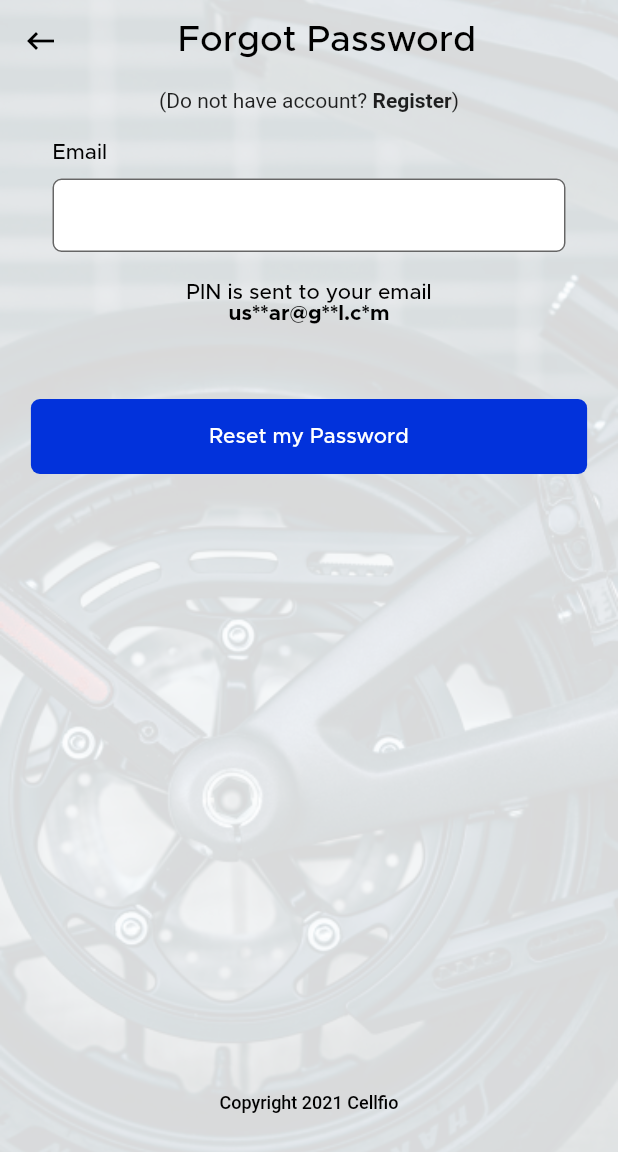
After one commit to jayaprakash8088/cellfio, a Flutter app: the ForgotPassword screen opened directly, on a phone screen of 412 x 824 dp. The commit adds this screen. Shown: the top 1152 px of the screen. Run offline on Flutter 3.47's test engine with Material 2 defaults, Android fonts, the phone set to English and light mode, and no system bars; our stand-ins replace fluttertoast, pin_code_fields.

Commit message:
forgot password ui implemented

```diff
--- a/lib/App/constants/string_constants.dart
+++ b/lib/App/constants/string_constants.dart
@@ -14,7 +14,7 @@ String password = 'Password (min 6 characters required)';
 String agree = 'By registering, you agree to Cellfio’s';
 String terms = 'Terms of Service';
 String privacyPolicy='Privacy Policy.';
-String and='and';
+String and=' and ';
 String or = 'Or';
 String checkMail='Please enter valid email address';
 String enterFirstName='Please enter FirstName and LastName';
@@ -33,3 +33,6 @@ String mail='Email';
 String pass='Password';
 String forgotPassword='Forgot your ';
 String passClick='Password?';
+String forgotPwd='Forgot Password';
+String pinSent='PIN is sent to your email';
+String resetPassword='Reset my Password';
--- a/lib/App/helpers/widgets.dart
+++ b/lib/App/helpers/widgets.dart
@@ -2,6 +2,7 @@ import 'package:cellfio/App/constants/string_constants.dart';
 import 'package:cellfio/App/utils/app_color.dart';
 import 'package:cellfio/App/utils/assets.dart';
 import 'package:cellfio/App/utils/font_size.dart';
+import 'package:cellfio/App/view/register_screen.dart';
 import 'package:flutter/cupertino.dart';
 import 'package:flutter/material.dart';
 
@@ -32,8 +33,13 @@ Widget lightBGImage(BuildContext context){
     ],
   );
 }
-Widget noAccountUI(){
-  return Padding(
+Widget noAccountUI(BuildContext context){
+  return GestureDetector(
+    onTap: (){
+      dynamic route=MaterialPageRoute(builder: (context)=>RegisterScreen());
+      Navigator.push(context, route);
+    },
+    child: Padding(
       padding:  EdgeInsets.only(top:FontSize.size20),
       child: Text.rich(
         TextSpan(
@@ -45,6 +51,7 @@ Widget noAccountUI(){
             ),
             const TextSpan(text: ')'),
           ],
+        ),
       ),
     ),
   );
--- /dev/null
+++ b/lib/App/view/forgot_password.dart
@@ -0,0 +1,149 @@
+import 'package:cellfio/App/constants/string_constants.dart';
+import 'package:cellfio/App/helpers/app_bar.dart';
+import 'package:cellfio/App/helpers/widgets.dart';
+import 'package:cellfio/App/utils/app_color.dart';
+import 'package:cellfio/App/utils/app_config.dart';
+import 'package:cellfio/App/utils/font_size.dart';
+import 'package:cellfio/App/viewModel/login_notifier.dart';
+import 'package:flutter/material.dart';
+import 'package:provider/provider.dart';
+
+class ForgotPassword extends StatefulWidget {
+  ForgotPassword() : super();
+
+  @override
+  _ForgotPasswordState createState() {
+    return _ForgotPasswordState();
+  }
+}
+
+class _ForgotPasswordState extends State<ForgotPassword> {
+  @override
+  void initState() {
+    super.initState();
+  }
+
+  @override
+  void dispose() {
+    super.dispose();
+  }
+
+  @override
+  Widget build(BuildContext context) {
+    LoginNotifier loginNotifier = Provider.of<LoginNotifier>(context);
+    return Stack(
+      children: [
+        lightBGImage(context),
+        Scaffold(
+          backgroundColor: transparent,
+          body: SingleChildScrollView(
+              scrollDirection: Axis.vertical,
+              physics: const ScrollPhysics(),
+              child: forgotPasswordUI(loginNotifier)),
+        )
+      ],
+    );
+  }
+
+  forgotPasswordUI(LoginNotifier loginNotifier) {
+    return Padding(
+      padding: EdgeInsets.all(FontSize.size15),
+      child: Column(
+        children: [
+          cellfioAppBar(forgotPwd, context, true),
+          noAccountUI(context),
+          Padding(
+            padding:
+            EdgeInsets.only(top: FontSize.size20),
+            child: buttons(loginNotifier),
+          ),
+          Text(pinSent, style: TextStyle(
+              color: black,
+              decoration: TextDecoration.none,
+              fontFamily: AppConfig.metropolis,
+              fontWeight: FontWeight.w500,
+              fontStyle: FontStyle.normal,
+              fontSize: FontSize.size14),),
+          Text('us**ar@g**l.c*m', style: TextStyle(
+              color: black,
+              decoration: TextDecoration.none,
+              fontFamily: AppConfig.metropolis,
+              fontWeight: FontWeight.w700,
+              fontStyle: FontStyle.normal,
+              fontSize: FontSize.size14),),
+          SizedBox(height: FontSize.size50,),
+          resetBtn(loginNotifier),
+          Padding(
+            padding:  EdgeInsets.only(top:MediaQuery.of(context).size.height*0.5),
+            child: copyRight(black, context, FontWeight.w500),
+          )
+        ],
+      ),
+    );
+  }
+
+  resetBtn(LoginNotifier loginNotifier) {
+    return GestureDetector(
+      onTap: () {},
+      child: Container(
+        width: MediaQuery.of(context).size.width * 0.9,
+        height: FontSize.size50,
+        decoration: BoxDecoration(
+            color: blue,
+            borderRadius: BorderRadius.all(Radius.circular(FontSize.size6))),
+        child: Center(
+          child: Text(
+            resetPassword,
+            style: TextStyle(
+                color: white,
+                decoration: TextDecoration.none,
+                fontFamily: AppConfig.metropolis,
+                fontWeight: FontWeight.w500,
+                fontStyle: FontStyle.normal,
+                fontSize: FontSize.size14),
+          ),
+        ),
+      ),
+    );
+  }
+
+  buttons(LoginNotifier loginNotifier) {
+    return Padding(
+      padding:  EdgeInsets.only(right:FontSize.size20,left: FontSize.size20),
+      child: Column(
+        crossAxisAlignment: CrossAxisAlignment.start,
+        children: [
+          Text(
+           mail,
+            style: TextStyle(
+                color: black,
+                decoration: TextDecoration.none,
+                fontFamily: AppConfig.metropolis,
+                fontWeight: FontWeight.w500,
+                fontStyle: FontStyle.normal,
+                fontSize: FontSize.size14),
+          ),
+          Padding(
+            padding:
+            EdgeInsets.only(top: FontSize.size10, bottom: FontSize.size20),
+            child: TextFormField(
+                controller:loginNotifier.forgotMail,
+                decoration: const InputDecoration(
+                  fillColor: white,
+                  border: OutlineInputBorder(
+                    borderSide: BorderSide(color:grey),
+                    borderRadius: BorderRadius.all(Radius.circular(6.0)),
+                  ),
+                  filled: true,
+                  counterText: '',
+                  contentPadding: EdgeInsets.only(
+                      top: 20.0, bottom: 10.0, left: 10.0, right: 10.0),
+                  // add padding to adjust text
+                  isDense: true,
+                )),
+          )
+        ],
+      ),
+    );
+  }
+}
--- a/lib/App/view/login_screen.dart
+++ b/lib/App/view/login_screen.dart
@@ -4,6 +4,7 @@ import 'package:cellfio/App/helpers/widgets.dart';
 import 'package:cellfio/App/utils/app_color.dart';
 import 'package:cellfio/App/utils/app_config.dart';
 import 'package:cellfio/App/utils/font_size.dart';
+import 'package:cellfio/App/view/forgot_password.dart';
 import 'package:cellfio/App/viewModel/login_notifier.dart';
 import 'package:flutter/material.dart';
 import 'package:provider/provider.dart';
@@ -51,10 +52,9 @@ class _LoginScreenState extends State<LoginScreen> {
       child: Column(
         children: [
           cellfioAppBar(login1, context, true),
-          noAccountUI(),
+          noAccountUI(context),
           Padding(
-            padding:
-                EdgeInsets.only(top: FontSize.size20),
+            padding: EdgeInsets.only(top: FontSize.size20),
             child: buttons(loginNotifier),
           ),
           loginBtn(loginNotifier),
@@ -74,9 +74,15 @@ class _LoginScreenState extends State<LoginScreen> {
         ),
         loginButtons(2),
         border(context),
-        textFields(1,loginNotifier),
-        textFields(2,loginNotifier),
-        Text.rich(
+        textFields(1, loginNotifier),
+        textFields(2, loginNotifier),
+        GestureDetector(
+          onTap: () {
+            dynamic route =
+                MaterialPageRoute(builder: (context) => ForgotPassword());
+            Navigator.push(context, route);
+          },
+          child: Text.rich(
             TextSpan(
               children: [
                 TextSpan(text: forgotPassword),
@@ -85,6 +91,7 @@ class _LoginScreenState extends State<LoginScreen> {
                   style: const TextStyle(fontWeight: FontWeight.bold),
                 ),
               ],
+            ),
           ),
         ),
       ],
@@ -115,15 +122,14 @@ class _LoginScreenState extends State<LoginScreen> {
       ),
     );
   }
+
   // email and password
   Widget textFields(num i, LoginNotifier loginNotifier) {
     return Column(
       crossAxisAlignment: CrossAxisAlignment.start,
       children: [
         Text(
-          i == 1
-              ? mail
-              : pass,
+          i == 1 ? mail : pass,
           style: TextStyle(
               color: black,
               decoration: TextDecoration.none,
@@ -136,7 +142,6 @@ class _LoginScreenState extends State<LoginScreen> {
           padding:
               EdgeInsets.only(top: FontSize.size10, bottom: FontSize.size20),
           child: TextFormField(
-              obscureText: i == 4 ? true : false,
               controller: i == 1
                   ? loginNotifier.loginMail
                   : loginNotifier.loginPassword,
@@ -159,10 +164,10 @@ class _LoginScreenState extends State<LoginScreen> {
 
   loginBtn(LoginNotifier loginNotifier) {
     return GestureDetector(
-        onTap: () {
-        },
+      onTap: () {},
       child: Padding(
-          padding: EdgeInsets.only(top: FontSize.size100, bottom: FontSize.size10),
+        padding:
+            EdgeInsets.only(top: FontSize.size100, bottom: FontSize.size10),
         child: Container(
           width: MediaQuery.of(context).size.width * 0.9,
           height: FontSize.size50,
--- a/lib/App/viewModel/login_notifier.dart
+++ b/lib/App/viewModel/login_notifier.dart
@@ -19,6 +19,8 @@ class LoginNotifier with ChangeNotifier {
   TextEditingController loginMail=TextEditingController();
   //login password
   TextEditingController loginPassword=TextEditingController();
+  // forgot email
+  TextEditingController forgotMail=TextEditingController();
   // validateEmail
   bool validateEmail(String? value) {
     String pattern =
```
Lines whose indentation alone changed are shown as unchanged.
